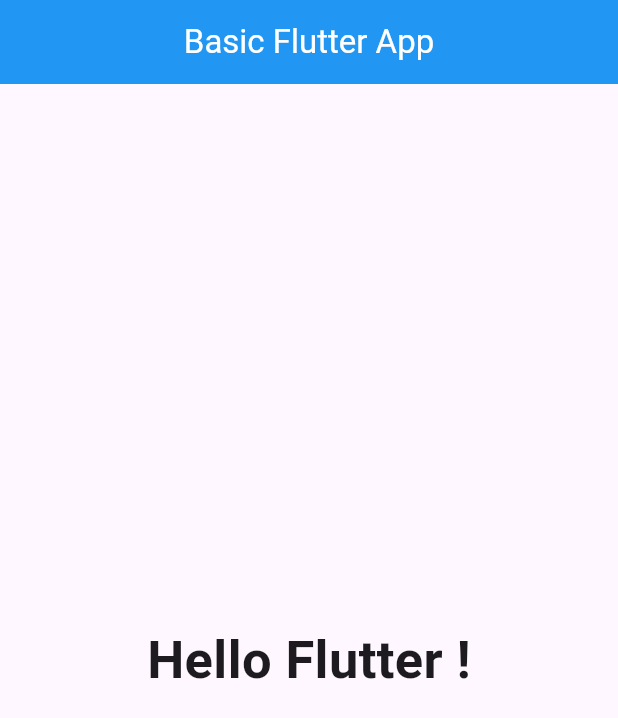
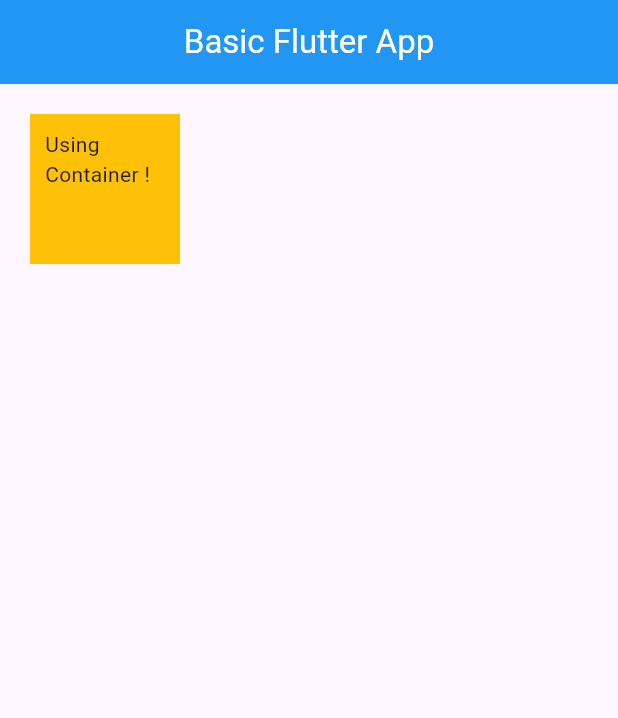
Before and after one commit to SumeetWajpe/Flutter_June_2026, a Flutter app: the screen it shows after launch, on a phone screen of 412 x 824 dp. Shown: the top 718 px of the screen. Run offline on Flutter 3.47's test engine with Material 3 defaults, Android fonts, the phone set to English and light mode, and no system bars.

Commit message:
✨ Using Container Widget

```diff
--- a/flutter_app_basics/lib/main.dart
+++ b/flutter_app_basics/lib/main.dart
@@ -1,4 +1,5 @@
 import 'package:flutter/material.dart';
+import 'package:flutter_app_basics/widgets/Container.dart';
 
 void main() {
   runApp(const MyApp());
@@ -11,6 +12,7 @@
   @override
   Widget build(BuildContext context) {
     return MaterialApp(
+      debugShowCheckedModeBanner: false,
       home: Scaffold(
         appBar: AppBar(
           centerTitle: true,
@@ -20,13 +22,15 @@
           ),
           backgroundColor: Colors.blue,
         ),
-        body: Center(
-          child: Text(
-            "Hello Flutter !",
-            style: TextStyle(fontSize: 35, fontWeight: FontWeight.bold),
-          ),
-        ),
+        body: MyContainer(),
       ),
     );
   }
 }
+
+//  body: Center(
+//           child: Text(
+//             "Hello Flutter !",
+//             style: TextStyle(fontSize: 35, fontWeight: FontWeight.bold),
+//           ),
+//         ),
--- /dev/null
+++ b/flutter_app_basics/lib/widgets/Container.dart
@@ -0,0 +1,15 @@
+import 'package:flutter/material.dart';
+
+class MyContainer extends StatelessWidget {
+  @override
+  Widget build(BuildContext context) {
+    return Container(
+      padding: EdgeInsets.all(10),
+      margin: EdgeInsets.all(20),
+      height: 100,
+      width: 100,
+      color: Colors.amber,
+      child: Text("Using Container !"),
+    );
+  }
+}
```
